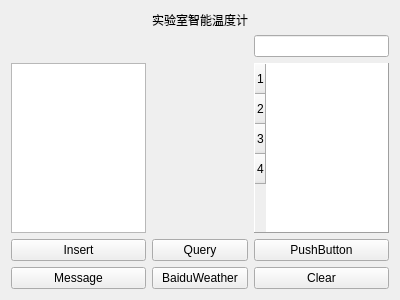
First picture: the form in myProject/widget.ui, repository gzxultra/EmbeddedNavigationSystem, before the edit.
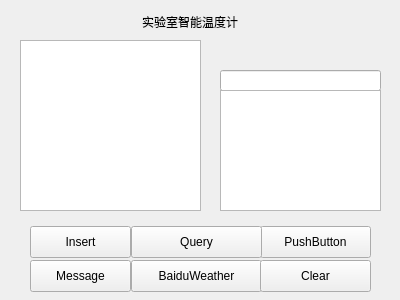
Second picture: the form after the edit.

Patch:
```diff
--- a/myProject/widget.ui
+++ b/myProject/widget.ui
@@ -16,108 +16,127 @@
   <property name="layoutDirection">
    <enum>Qt::LeftToRight</enum>
   </property>
-  <layout class="QGridLayout" name="gridLayout">
-   <property name="sizeConstraint">
-    <enum>QLayout::SetNoConstraint</enum>
-   </property>
-   <item row="4" column="0">
-    <widget class="QTextBrowser" name="textBrowser"/>
-   </item>
-   <item row="8" column="0">
     <widget class="QPushButton" name="messageButton">
+   <property name="geometry">
+    <rect>
+     <x>30</x>
+     <y>260</y>
+     <width>101</width>
+     <height>32</height>
+    </rect>
+   </property>
      <property name="text">
       <string>Message</string>
      </property>
     </widget>
-   </item>
-   <item row="8" column="2">
     <widget class="QPushButton" name="baiduWeatherButton">
+   <property name="geometry">
+    <rect>
+     <x>131</x>
+     <y>260</y>
+     <width>131</width>
+     <height>32</height>
+    </rect>
+   </property>
      <property name="text">
       <string>BaiduWeather</string>
      </property>
     </widget>
-   </item>
-   <item row="0" column="2">
     <widget class="QLabel" name="label">
+   <property name="geometry">
+    <rect>
+     <x>142</x>
+     <y>12</y>
+     <width>104</width>
+     <height>19</height>
+    </rect>
+   </property>
      <property name="text">
       <string>实验室智能温度计</string>
      </property>
     </widget>
-   </item>
-   <item row="8" column="3">
     <widget class="QPushButton" name="clearButton">
+   <property name="geometry">
+    <rect>
+     <x>260</x>
+     <y>260</y>
+     <width>111</width>
+     <height>32</height>
+    </rect>
+   </property>
      <property name="text">
       <string>Clear</string>
      </property>
     </widget>
-   </item>
-   <item row="7" column="3">
     <widget class="QPushButton" name="pushButton">
+   <property name="geometry">
+    <rect>
+     <x>260</x>
+     <y>226</y>
+     <width>111</width>
+     <height>32</height>
+    </rect>
+   </property>
      <property name="text">
       <string>PushButton</string>
      </property>
     </widget>
-   </item>
-   <item row="7" column="0">
     <widget class="QPushButton" name="insertButton">
+   <property name="geometry">
+    <rect>
+     <x>30</x>
+     <y>226</y>
+     <width>101</width>
+     <height>32</height>
+    </rect>
+   </property>
      <property name="text">
       <string>Insert</string>
      </property>
     </widget>
-   </item>
-   <item row="7" column="2">
     <widget class="QPushButton" name="queryButton">
+   <property name="geometry">
+    <rect>
+     <x>131</x>
+     <y>226</y>
+     <width>131</width>
+     <height>32</height>
+    </rect>
+   </property>
      <property name="text">
       <string>Query</string>
      </property>
     </widget>
-   </item>
-   <item row="4" column="3">
-    <widget class="QTableWidget" name="tableWidget">
-     <property name="enabled">
-      <bool>true</bool>
-     </property>
-     <property name="autoFillBackground">
-      <bool>true</bool>
-     </property>
-     <property name="frameShape">
-      <enum>QFrame::Panel</enum>
-     </property>
-     <property name="frameShadow">
-      <enum>QFrame::Raised</enum>
-     </property>
-     <property name="showGrid">
-      <bool>false</bool>
-     </property>
-     <property name="gridStyle">
-      <enum>Qt::NoPen</enum>
-     </property>
-     <row>
-      <property name="text">
-       <string>1</string>
-      </property>
-     </row>
-     <row>
-      <property name="text">
-       <string>2</string>
-      </property>
-     </row>
-     <row>
-      <property name="text">
-       <string>3</string>
-      </property>
-     </row>
-     <row>
-      <property name="text">
-       <string>4</string>
-      </property>
-     </row>
-    </widget>
-   </item>
-   <item row="1" column="3">
-    <widget class="QLineEdit" name="lineEdit"/>
-   </item>
-  </layout>
+  <widget class="QLineEdit" name="lineEdit">
+   <property name="geometry">
+    <rect>
+     <x>220</x>
+     <y>70</y>
+     <width>161</width>
+     <height>21</height>
+    </rect>
+   </property>
+  </widget>
+  <widget class="QTextBrowser" name="textBrowser">
+   <property name="geometry">
+    <rect>
+     <x>20</x>
+     <y>40</y>
+     <width>181</width>
+     <height>171</height>
+    </rect>
+   </property>
+  </widget>
+  <widget class="QListWidget" name="listWidget">
+   <property name="geometry">
+    <rect>
+     <x>220</x>
+     <y>90</y>
+     <width>161</width>
+     <height>121</height>
+    </rect>
+   </property>
+  </widget>
  </widget>
  <layoutdefault spacing="6" margin="11"/>
  <resources/>
```
Left out of the diff: 45 changed lines with no effect on the pictures. Lines whose indentation alone changed are shown as unchanged.
